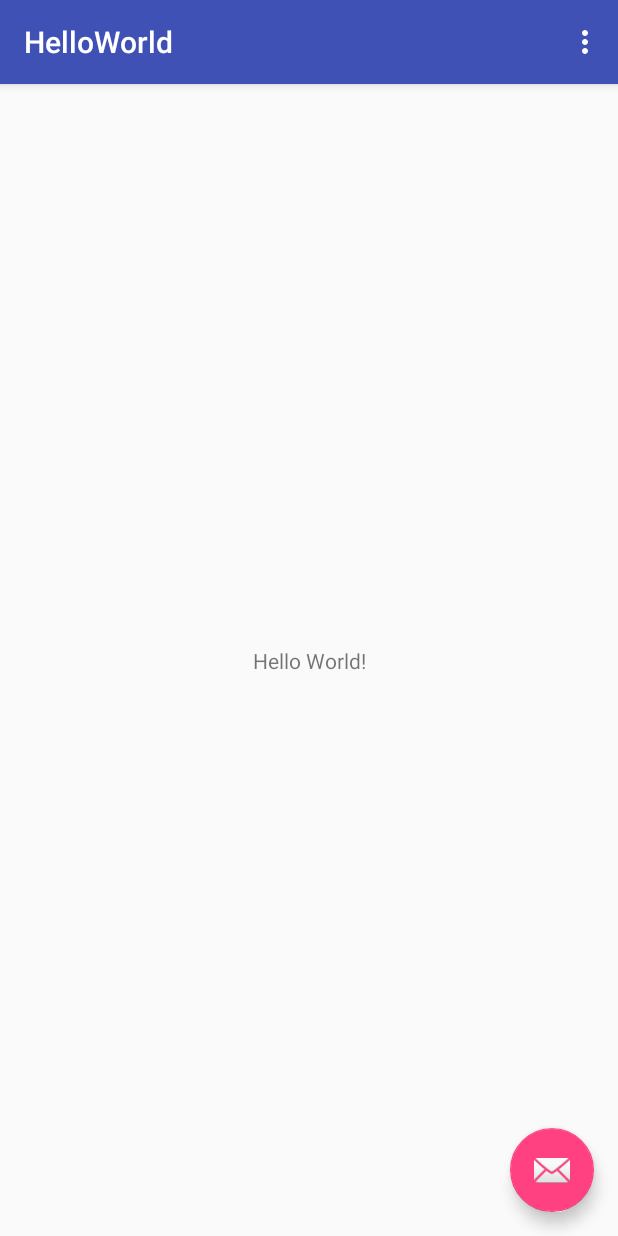
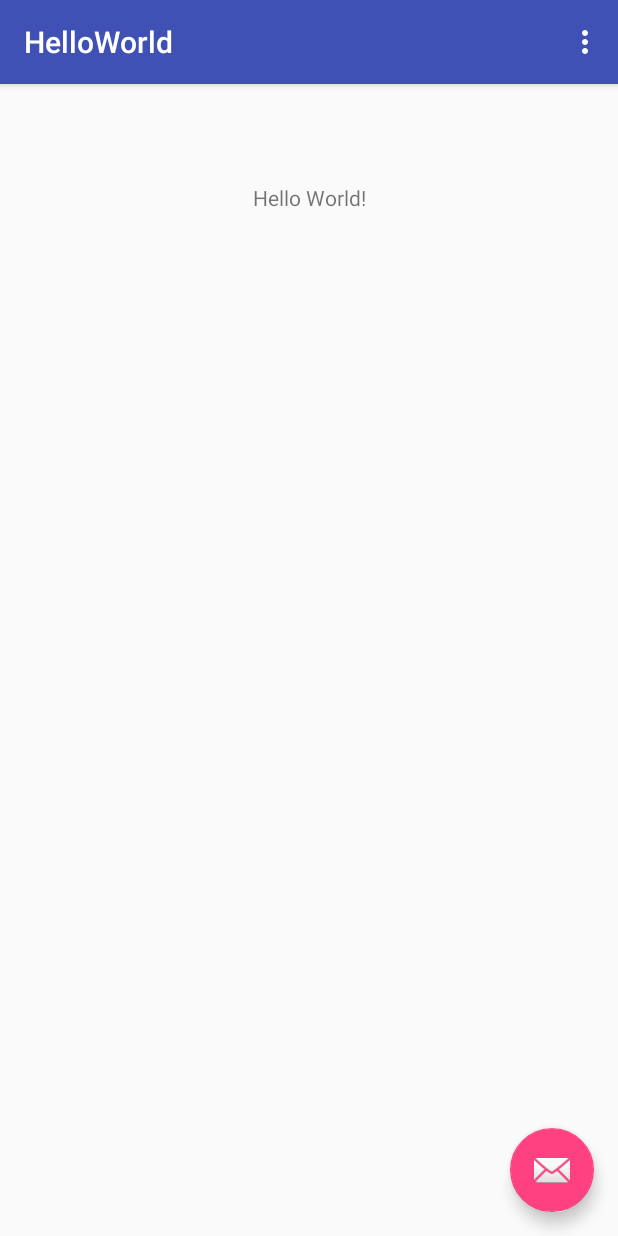
Before and after one commit to 10366827/gd_mad, an Android app: the screen it shows after launch (MainActivity), on a phone screen of 412 x 824 dp. Run offline under Robolectric (Android 15) with nearby library versions, the phone set to English and light mode, and no system bars.

Commit message:
gradlew clean

```diff
--- a/HelloWorld/app/src/main/res/layout/content_main.xml
+++ b/HelloWorld/app/src/main/res/layout/content_main.xml
@@ -6,15 +6,20 @@
     android:layout_height="match_parent"
     app:layout_behavior="@string/appbar_scrolling_view_behavior"
     tools:context="com.garydty.helloworld.MainActivity"
-    tools:showIn="@layout/activity_main">
+    tools:showIn="@layout/activity_main"
+    tools:layout_editor_absoluteY="81dp"
+    tools:layout_editor_absoluteX="0dp">
 
     <TextView
         android:layout_width="wrap_content"
         android:layout_height="wrap_content"
         android:text="Hello World!"
-        app:layout_constraintBottom_toBottomOf="parent"
+        tools:layout_constraintTop_creator="1"
+        tools:layout_constraintRight_creator="1"
+        app:layout_constraintRight_toRightOf="parent"
+        android:layout_marginTop="66dp"
+        tools:layout_constraintLeft_creator="1"
         app:layout_constraintLeft_toLeftOf="parent"
-        app:layout_constraintRight_toRightOf="parent"
         app:layout_constraintTop_toTopOf="parent" />
 
 </android.support.constraint.ConstraintLayout>
```
